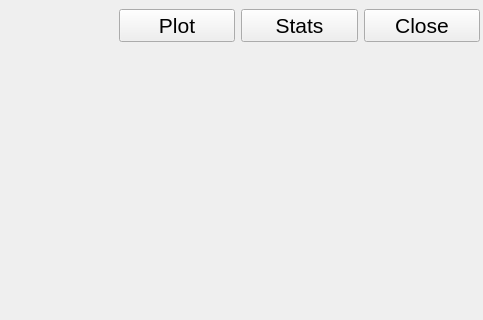
Qt form GUI/portfolio_manager.ui (joan-arau/ThetaTrader) before a commit; both pictures show x 811 to 1294 and y 0 to 320 of the 1294 by 758 pixel window.
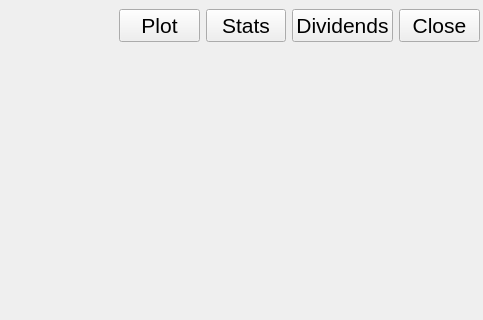
The same form after that commit. Icons and pictures are not drawn.

Diff of the .ui file:
```diff
--- a/GUI/portfolio_manager.ui
+++ b/GUI/portfolio_manager.ui
@@ -73,6 +73,21 @@
        </property>
       </widget>
      </item>
+     <item>
+      <widget class="QPushButton" name="b_divs">
+       <property name="font">
+        <font>
+         <pointsize>16</pointsize>
+        </font>
+       </property>
+       <property name="text">
+        <string>Dividends</string>
+       </property>
+       <property name="shortcut">
+        <string>Return</string>
+       </property>
+      </widget>
+     </item>
      <item>
       <widget class="QPushButton" name="b_close">
        <property name="font">
```
